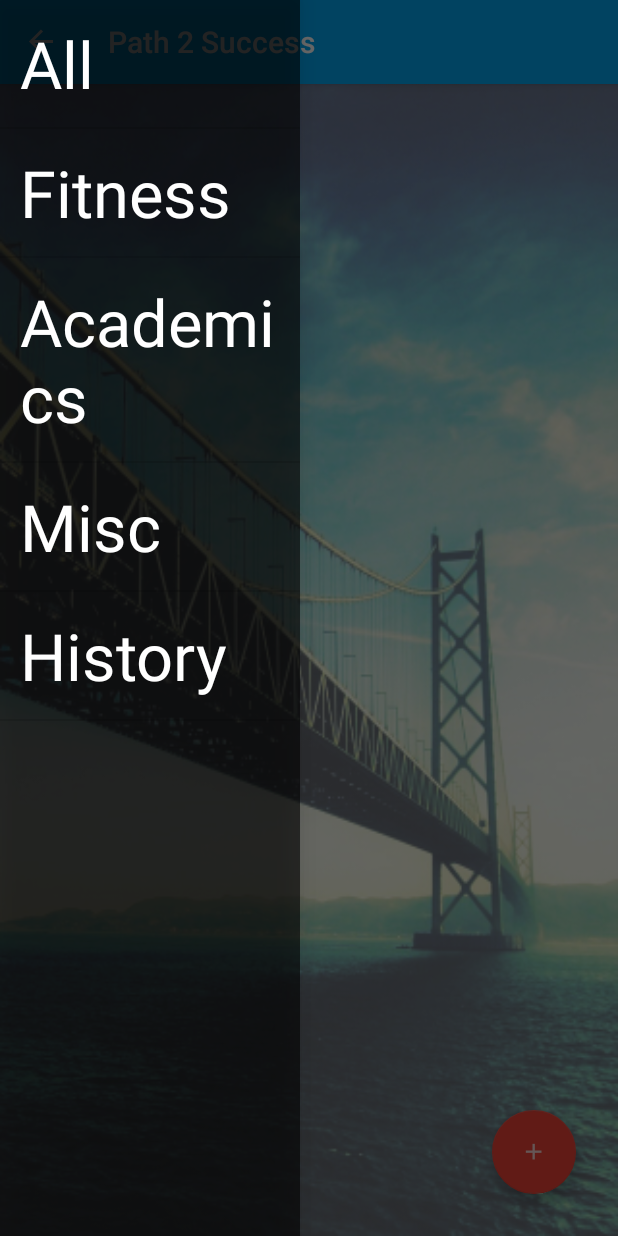
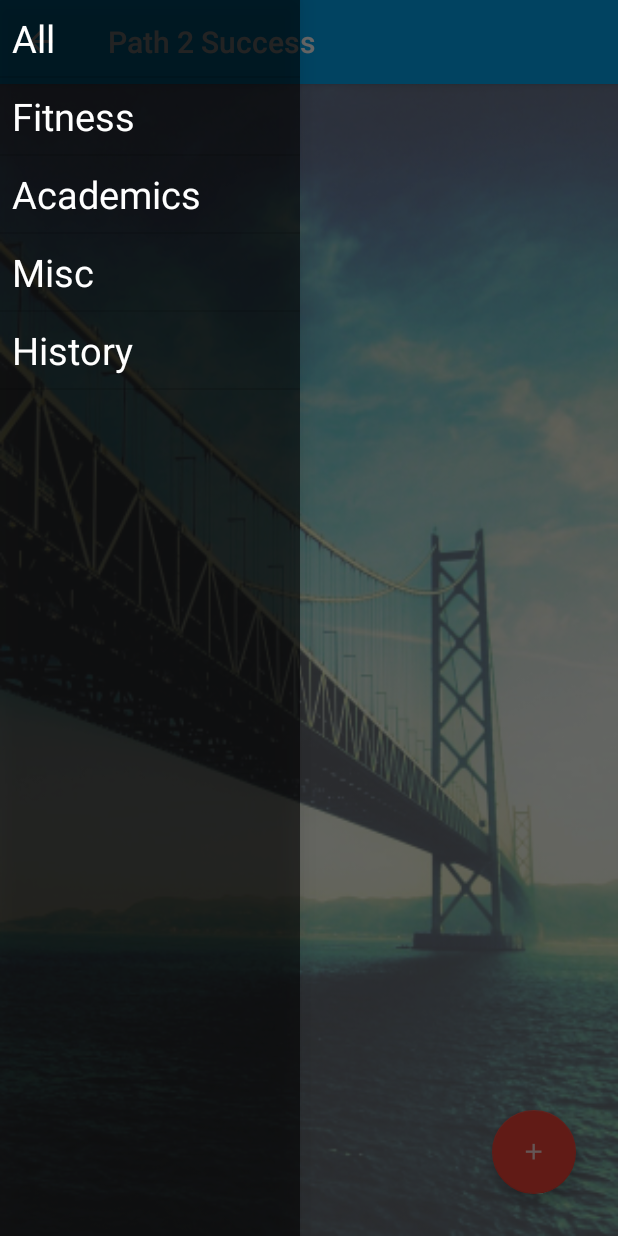
Before and after one commit to alisonhc/Path2Success, an Android app: the screen it shows after launch (HomeScreenActivity), with the side drawer open, on a phone screen of 412 x 824 dp. Run offline under Robolectric (Android 15) with nearby library versions, the phone set to English and light mode, and no system bars.

Commit message:
minor bug

```diff
--- a/app/src/main/res/layout/drawer_item_info.xml
+++ b/app/src/main/res/layout/drawer_item_info.xml
@@ -4,8 +4,8 @@
     android:layout_width="match_parent"
     android:layout_height="wrap_content"
     android:textColor="@android:color/white"
-    android:textSize="65px"
-    android:padding="20px"
+    android:textSize="25dp"
+    android:padding="8dp"
     android:text="DEFAULT"
     android:id="@+id/drawer_item_info"
 />
```
